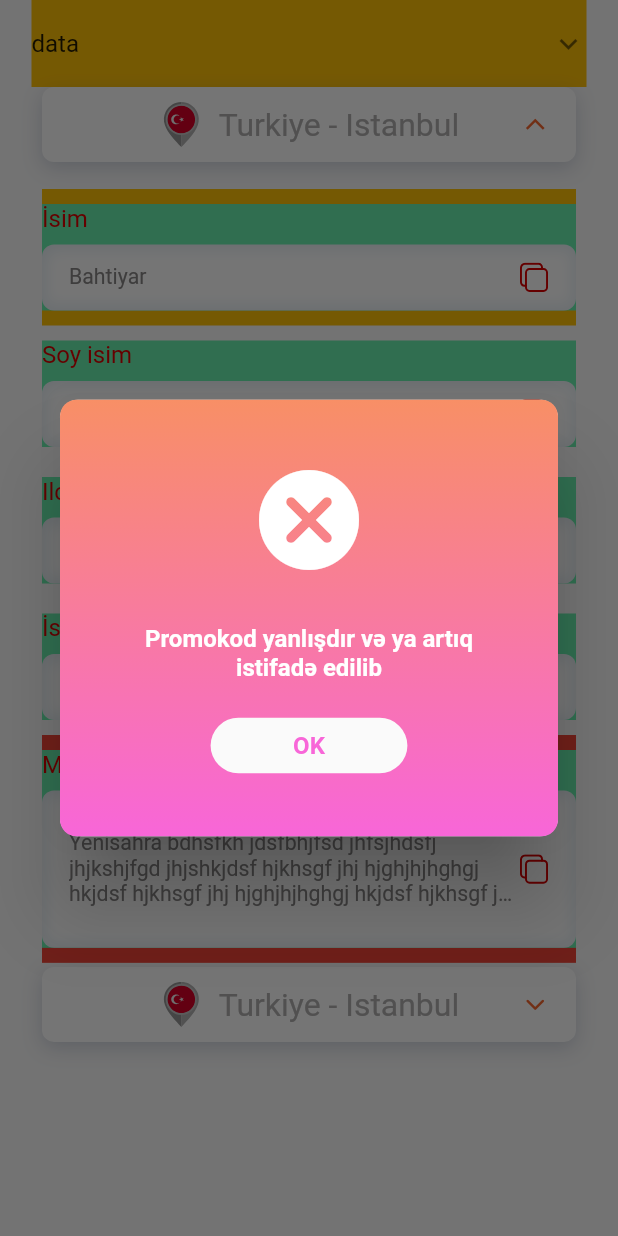
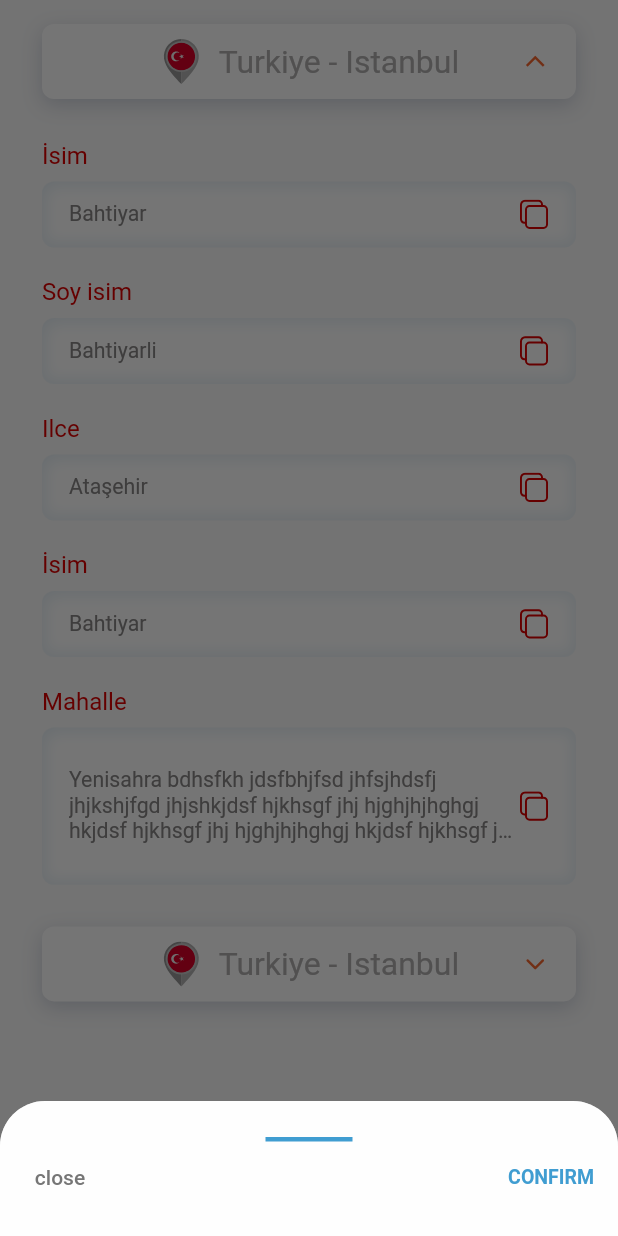
Before and after one commit to CASPATek/caspa_mobility, a Flutter app: the screen it shows after launch, after a tap on "Turkiye - Istanbul", after a tap on "Bahtiyar", on a phone screen of 412 x 824 dp. Run offline on Flutter 3.47's test engine with Material 2 defaults, Android fonts, the phone set to English and light mode, and no system bars; our stand-ins replace animate_do, cloud_firestore, device_preview, firebase_core, firebase_messaging, flutter_bloc and 6 more; missing offline and left inert: flutter_inappwebview; accounts and stored records are empty; statements that could not run were skipped.

Commit message:
anbar page adding

```diff
--- a/lib/pages/anbar_page/anbar_page.dart
+++ b/lib/pages/anbar_page/anbar_page.dart
@@ -3,6 +3,7 @@ import 'package:caspa_mobility/utils/constants/colors.dart';
 import 'package:caspa_mobility/utils/constants/sized_box.dart';
 import 'package:caspa_mobility/utils/paint/caspa.dart';
 import 'package:caspa_mobility/utils/screen/snack.dart';
+import 'package:caspa_mobility/widgets/optimal_bottom_sheet/caspa_bottom_sheet.dart';
 import 'package:flutter/cupertino.dart';
 import 'package:flutter/material.dart';
 import 'package:flutter/services.dart';
@@ -21,21 +22,25 @@ class AnbarPage extends StatelessWidget {
     return Scaffold(
       body: ListView(
         children: [
-          Padding(
-            padding: const EdgeInsets.symmetric(horizontal: 21),
-            child: Container(
-              color: Colors.amber,
-              child: ExpansionTile(
-                title: Text("data"),
-                tilePadding: EdgeInsets.zero,
-                children: [MySizedBox.h16, Text("data")],
-              ),
-            ),
-          ),
+          // Padding(
+          //   padding: const EdgeInsets.symmetric(horizontal: 21),
+          //   child: Container(
+          //     color: Colors.amber,
+          //     child: ExpansionTile(
+          //       title: Text("data"),
+          //       tilePadding: EdgeInsets.zero,
+          //       children: [MySizedBox.h16, Text("data")],
+          //     ),
+          //   ),
+          // ),
+          MySizedBox.h16,
           AnbarGroup(),
           AnbarGroup(),
         ],
       ),
     );
   }
+
+
+
 }
--- a/lib/pages/anbar_page/widgets/anbar_group.dart
+++ b/lib/pages/anbar_page/widgets/anbar_group.dart
@@ -18,14 +18,14 @@ class AnbarGroup extends StatelessWidget {
         initColor: Colors.transparent,
         // endColor: Colors.amber,
         initH: 60,
-        endH: (92 * 5).toDouble() + (20.0.sp * (3-1)) + 36+50,
+        endH: (92 * 5).toDouble() + (20.0.sp * (3-1)) + 36+65,
         //(94*element_sayi)+(14.0* (elave_setrli_field_sayi-1))+(padding)
         content: Container(
           margin: const EdgeInsets.symmetric(vertical: 18),
           child: Column(
             children: [
               Container(
-                color: Colors.amber,
+              //  color: Colors.amber,
             //    height: 92,
                 child: CopiableField(
                   title: "İsim",
@@ -44,7 +44,8 @@ class AnbarGroup extends StatelessWidget {
                 title: "İsim",
                 data: "Bahtiyar",
               ),
-              Container(color: Colors.red,
+              Container(
+                //color: Colors.red,
                //height: 94+64.sp,
                 child: CopiableField(
                   maxLines: 3,
--- a/lib/pages/anbar_page/widgets/copiable_field.dart
+++ b/lib/pages/anbar_page/widgets/copiable_field.dart
@@ -1,6 +1,7 @@
 import 'package:caspa_mobility/utils/constants/colors.dart';
 import 'package:caspa_mobility/utils/constants/sized_box.dart';
 import 'package:caspa_mobility/utils/screen/snack.dart';
+import 'package:caspa_mobility/widgets/optimal_bottom_sheet/caspa_bottom_sheet.dart';
 import 'package:flutter/material.dart';
 import 'package:flutter/services.dart';
 import 'package:flutter_svg/svg.dart';
@@ -22,7 +23,8 @@ class CopiableField extends StatelessWidget {
 
   @override
   Widget build(BuildContext context) {
-    return Container(color: Colors.greenAccent,
+    return Container(
+      //color: Colors.greenAccent,
       //height: 72,
       margin: EdgeInsets.symmetric(vertical: 10),
       child: Column(
@@ -54,19 +56,21 @@ class CopiableField extends StatelessWidget {
                 //       positive: true);
                 // });
 
+                myModalBottomSheet(context);
 
-                showDialog(
-                  context: context,
-                  builder: (BuildContext contextZ) {
-                    return CaspaDialog(
-                      context: context,
-                      dialogTitle: "teest ",
-                      genderId: 1,
-                      index: 4,
-                      sW: MediaQuery.of(context).size.width,
-                    );
-                  },
-                );
+
+                // showDialog(
+                //   context: context,
+                //   builder: (BuildContext contextZ) {
+                //     return CaspaDialog(
+                //       context: context,
+                //       dialogTitle: "teest ",
+                //       genderId: 1,
+                //       index: 4,
+                //       sW: MediaQuery.of(context).size.width,
+                //     );
+                //   },
+                // );
 
               },
               child: Container(
@@ -105,4 +109,22 @@ class CopiableField extends StatelessWidget {
       ),
     );
   }
+
+  void myModalBottomSheet(BuildContext context) {
+    showModalBottomSheet(
+        useRootNavigator: true,
+        enableDrag: true,
+        isDismissible: true,
+        // barrierColor: Colors.red,
+        isScrollControlled: true,
+        shape: RoundedRectangleBorder(
+          borderRadius: BorderRadius.only(
+              topLeft: Radius.circular(30.0), topRight: Radius.circular(30.0)),
+        ),
+        context: context,
+        builder: (context) {
+          return CaspaBottomSheet(child: Container(),);
+        });
+  }
+
 }
--- a/lib/pages/anbar_page/widgets/dialog.dart
+++ b/lib/pages/anbar_page/widgets/dialog.dart
@@ -3,6 +3,8 @@
 import 'package:animate_do/animate_do.dart';
 import 'package:caspa_mobility/utils/constants/sized_box.dart';
 import 'package:flutter/material.dart';
+
+enum AlertType { Success, Error }
 
 class CaspaDialog extends StatefulWidget {
   final String dialogTitle;
@@ -10,9 +12,15 @@ class CaspaDialog extends StatefulWidget {
   final double sW;
   final int genderId;
   final BuildContext context;
+  final AlertType alertType;
 
   CaspaDialog(
-      {this.dialogTitle, this.index, this.sW, this.genderId, this.context});
+      {this.dialogTitle,
+      this.index,
+      this.sW,
+      this.genderId,
+      this.context,
+      this.alertType});
 
   @override
   State<StatefulWidget> createState() {
@@ -40,19 +48,31 @@ class _CaspaDialogState extends State<CaspaDialog> {
             gradient: LinearGradient(
                 begin: Alignment.topCenter,
                 end: Alignment.bottomCenter,
-                colors: [
-                  //  Color.fromRGBO(248, 102, 128, 1),
+                colors: widget.alertType == AlertType.Error
+                    ? [
+                        // Color.fromRGBO(248, 102, 128, 1),
                         Color.fromRGBO(248, 143, 102, 1),
                         //Color.fromRGBO(248, 102, 216, 1),
                         Color.fromRGBO(248, 102, 216, 1),
+                      ]
+                    : [
+                        Color.fromRGBO(48, 143, 102, 1),
+                        //Color.fromRGBO(248, 102, 216, 1),
+                        Color.fromRGBO(48, 102, 216, 1),
                       ])),
         width: widget.sW - 48,
         height: 291,
         child: Column(
           children: [
             Flash(
-              child: Icon(
+              child: widget.alertType == AlertType.Error
+                  ? Icon(
                       Icons.cancel_rounded,
+                      color: Colors.white,
+                      size: 80,
+                    )
+                  : Icon(
+                      Icons.add_alarm_sharp,
                       color: Colors.white,
                       size: 80,
                     ),
@@ -73,7 +93,9 @@ class _CaspaDialogState extends State<CaspaDialog> {
               borderRadius: BorderRadius.circular(30),
               child: InkWell(
                 borderRadius: BorderRadius.circular(30),
-                onTap: () {},
+                onTap: () {
+                  Navigator.pop(context);
+                },
                 child: Container(
                   padding: EdgeInsets.symmetric(horizontal: 55, vertical: 9),
                   decoration: BoxDecoration(
@@ -82,7 +104,9 @@ class _CaspaDialogState extends State<CaspaDialog> {
                   child: Text(
                     "OK",
                     style: TextStyle(
-                        color: Color.fromRGBO(248, 102, 216, 1),
+                        color: widget.alertType == AlertType.Error
+                            ? Color.fromRGBO(248, 102, 216, 1)
+                            : Color.fromRGBO(48, 102, 216, 1),
                         fontWeight: FontWeight.w700,
                         fontSize: 16),
                   ),
--- a/lib/services/notification_service.dart
+++ b/lib/services/notification_service.dart
@@ -16,7 +16,7 @@ Future<void> onBackgroundMessage(RemoteMessage message) async {
 
 void configureFcm({String topic}) async {
   //initializeFCMNotification();
-  print("test");
+  //print("test");
   FirebaseMessaging.onMessage.listen((event) {
     print('onMessage: ${event.data}');
   });
--- a/lib/utils/constants/colors.dart
+++ b/lib/utils/constants/colors.dart
@@ -6,6 +6,7 @@ class MyColors {
 
   static const Color mainRED = const Color.fromRGBO(222, 37, 55, 1);
   static const Color mainOrange = const Color.fromRGBO(246, 102, 46, 1);
+  static const Color mainBlue = const Color.fromRGBO(64, 157, 209, 1);
   static const Color secondRED = const Color.fromRGBO(237, 50, 55, 1);
   static const Color textRED = const Color.fromRGBO(220, 1, 1, 1);
   static const Color errorRED = const Color.fromRGBO(238, 0, 4, 1);
--- /dev/null
+++ b/lib/widgets/optimal_bottom_sheet/caspa_bottom_sheet.dart
@@ -0,0 +1,69 @@
+// Flutter imports:
+
+import 'package:caspa_mobility/utils/constants/sized_box.dart';
+import 'package:flutter/material.dart';
+
+import 'widgets/handle_line.dart';
+import 'widgets/title_and_row_buttons.dart';
+
+class CaspaBottomSheet extends StatelessWidget {
+  final Widget child;
+  final Function onConfirm;
+  final bool showCloseButton;
+  final bool showConfirmButton;
+  final String title;
+
+  CaspaBottomSheet(
+      {this.child,
+      this.onConfirm,
+      this.title,
+      this.showCloseButton,
+      this.showConfirmButton});
+
+  @override
+  Widget build(BuildContext context) {
+    var sW = MediaQuery.of(context).size.width;
+
+    return Container(
+      decoration: BoxDecoration(
+          color: Colors.white70,
+          borderRadius: BorderRadius.only(
+            topLeft: Radius.circular(30),
+            topRight: Radius.circular(30),
+          )),
+      // height: 270,
+      child: ListView(
+        shrinkWrap: true,
+        physics: NeverScrollableScrollPhysics(),
+        children: [
+          MySizedBox.h24,
+          Center(child: HandleLine(sW)),
+          //    MySizedBox.h5,
+          titleAndButtons(
+              onConfirm: onConfirm,
+              showCloseButton: showCloseButton,
+              showConfirmButton: showConfirmButton,
+              title: title),
+          MySizedBox.h5,
+          child,
+          MySizedBox.h10
+        ],
+      ),
+    );
+  }
+
+  TitleAndRowButtons titleAndButtons(
+      {Function onConfirm,
+      bool showCloseButton,
+      bool showConfirmButton,
+      String title}) {
+    return TitleAndRowButtons(
+      onConfirm: () {
+        onConfirm.call();
+      },
+      showCloseButton: showCloseButton,
+      showConfirmButton: showConfirmButton,
+      title: title,
+    );
+  }
+}
--- /dev/null
+++ b/lib/widgets/optimal_bottom_sheet/widgets/close_button.dart
@@ -0,0 +1,20 @@
+import 'package:caspa_mobility/utils/constants/colors.dart';
+import 'package:flutter/material.dart';
+
+class BottomCloseButton extends StatelessWidget {
+  @override
+  Widget build(BuildContext context) {
+    return Padding(
+      padding: const EdgeInsets.only(left: 8),
+      child: TextButton(
+          onPressed: () {
+            Navigator.pop(context);
+          },
+          child: Text("close",
+              style: TextStyle(
+                  fontWeight: FontWeight.w500,
+                  fontSize: 14,
+                  color: MyColors.formGrey))),
+    );
+  }
+}
--- /dev/null
+++ b/lib/widgets/optimal_bottom_sheet/widgets/confirm_button.dart
@@ -0,0 +1,25 @@
+import 'package:caspa_mobility/utils/constants/colors.dart';
+import 'package:flutter/material.dart';
+class ConfirmButton extends StatelessWidget {
+  final Function onConfirm;
+
+  ConfirmButton(this.onConfirm);
+
+  @override
+  Widget build(BuildContext context) {
+    return Padding(
+      padding: const EdgeInsets.only(right: 8.0),
+      child: TextButton(
+          onPressed: () {
+            onConfirm.call();
+            Navigator.pop(context);
+          },
+          child: Text(
+              "confirm".toUpperCase(),
+              style: TextStyle(
+                  fontWeight: FontWeight.w600,
+                  fontSize: 13,
+                  color: MyColors.mainBlue))),
+    );
+  }
+}
--- /dev/null
+++ b/lib/widgets/optimal_bottom_sheet/widgets/handle_line.dart
@@ -0,0 +1,17 @@
+import 'package:caspa_mobility/utils/constants/colors.dart';
+import 'package:flutter/material.dart';
+class HandleLine extends StatelessWidget {
+  final double sW;
+
+  HandleLine(this.sW);
+
+  @override
+  Widget build(BuildContext context) {
+    return Container(
+      padding: EdgeInsets.symmetric(horizontal: (sW / 2) - 100),
+      width: 58,
+      height: 3,
+      color: MyColors.mainBlue,
+    );
+  }
+}
--- /dev/null
+++ b/lib/widgets/optimal_bottom_sheet/widgets/title_and_row_buttons.dart
@@ -0,0 +1,40 @@
+import 'package:caspa_mobility/utils/constants/sized_box.dart';
+import 'package:flutter/cupertino.dart';
+import 'package:flutter/material.dart';
+
+import 'close_button.dart';
+import 'confirm_button.dart';
+import 'title_text.dart';
+
+class TitleAndRowButtons extends StatelessWidget {
+  final Function onConfirm;
+  final bool showCloseButton;
+  final bool showConfirmButton;
+  final String title;
+
+  TitleAndRowButtons(
+      {this.onConfirm,
+      this.showCloseButton,
+      this.showConfirmButton,
+      this.title});
+
+  @override
+  Widget build(BuildContext context) {
+    // showConfirmButton=true;
+    //showCloseButton=false;
+    return Container(
+      //  color: Colors.blue,
+      child: Row(
+        mainAxisSize: MainAxisSize.max,
+        mainAxisAlignment: MainAxisAlignment.spaceBetween,
+        children: [
+          (showCloseButton ?? true) ? BottomCloseButton() : MySizedBox.w80,
+          title != null ? TitleText(title) : Container(),
+          (showConfirmButton ?? true)
+              ? ConfirmButton(() => onConfirm.call())
+              : MySizedBox.w75
+        ],
+      ),
+    );
+  }
+}
--- /dev/null
+++ b/lib/widgets/optimal_bottom_sheet/widgets/title_text.dart
@@ -0,0 +1,18 @@
+import 'package:flutter/material.dart';
+
+class TitleText extends StatelessWidget {
+  final String title;
+
+  TitleText(this.title);
+
+  @override
+  Widget build(BuildContext context) {
+    return Padding(
+      padding: const EdgeInsets.only(bottom: 2, top: 4),
+      child: Text(
+        " " + "$title",
+        style: TextStyle(fontWeight: FontWeight.w600, fontSize: 16),
+      ),
+    );
+  }
+}
```
Lines whose indentation alone changed are shown as unchanged.
